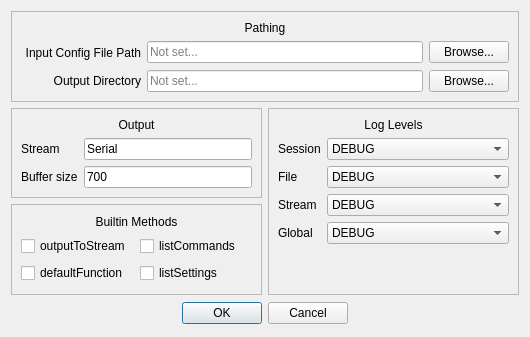
Qt form tools/cli_gen_tool_ui_files/preferencesDialog.ui (dstroy0/InputHandler) before a commit.
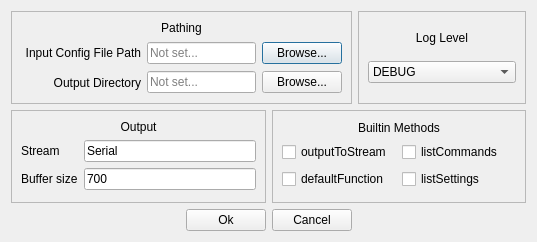
The same form after that commit.

Commit message: reduce preferences complexity

Diff of the .ui file:
```diff
--- a/tools/cli_gen_tool_ui_files/preferencesDialog.ui
+++ b/tools/cli_gen_tool_ui_files/preferencesDialog.ui
@@ -6,28 +6,212 @@
    <rect>
     <x>0</x>
     <y>0</y>
-    <width>530</width>
-    <height>337</height>
+    <width>537</width>
+    <height>242</height>
    </rect>
   </property>
   <property name="sizePolicy">
-   <sizepolicy hsizetype="Fixed" vsizetype="Fixed">
+   <sizepolicy hsizetype="Expanding" vsizetype="Expanding">
     <horstretch>0</horstretch>
     <verstretch>0</verstretch>
    </sizepolicy>
   </property>
   <property name="minimumSize">
    <size>
-    <width>530</width>
-    <height>337</height>
+    <width>0</width>
+    <height>0</height>
    </size>
   </property>
   <property name="windowTitle">
    <string>Preferences</string>
   </property>
   <layout class="QGridLayout" name="gridLayout_3">
-   <item row="1" column="0">
+   <item row="0" column="0" colspan="3">
+    <widget class="QFrame" name="frame_4">
+     <property name="sizePolicy">
+      <sizepolicy hsizetype="Expanding" vsizetype="Expanding">
+       <horstretch>0</horstretch>
+       <verstretch>0</verstretch>
+      </sizepolicy>
+     </property>
+     <property name="frameShape">
+      <enum>QFrame::StyledPanel</enum>
+     </property>
+     <property name="frameShadow">
+      <enum>QFrame::Raised</enum>
+     </property>
+     <layout class="QGridLayout" name="gridLayout">
+      <item row="1" column="0">
+       <widget class="QLabel" name="label">
+        <property name="sizePolicy">
+         <sizepolicy hsizetype="Expanding" vsizetype="Expanding">
+          <horstretch>0</horstretch>
+          <verstretch>0</verstretch>
+         </sizepolicy>
+        </property>
+        <property name="minimumSize">
+         <size>
+          <width>120</width>
+          <height>0</height>
+         </size>
+        </property>
+        <property name="maximumSize">
+         <size>
+          <width>120</width>
+          <height>25</height>
+         </size>
+        </property>
+        <property name="text">
+         <string>Input Config File Path</string>
+        </property>
+        <property name="alignment">
+         <set>Qt::AlignRight|Qt::AlignTrailing|Qt::AlignVCenter</set>
+        </property>
+       </widget>
+      </item>
+      <item row="2" column="1">
+       <widget class="QLineEdit" name="output_path_input">
+        <property name="sizePolicy">
+         <sizepolicy hsizetype="MinimumExpanding" vsizetype="Fixed">
+          <horstretch>0</horstretch>
+          <verstretch>0</verstretch>
+         </sizepolicy>
+        </property>
+        <property name="minimumSize">
+         <size>
+          <width>0</width>
+          <height>0</height>
+         </size>
+        </property>
+        <property name="readOnly">
+         <bool>true</bool>
+        </property>
+        <property name="placeholderText">
+         <string>Not set...</string>
+        </property>
+       </widget>
+      </item>
+      <item row="2" column="0">
+       <widget class="QLabel" name="label_6">
+        <property name="sizePolicy">
+         <sizepolicy hsizetype="Expanding" vsizetype="Expanding">
+          <horstretch>0</horstretch>
+          <verstretch>0</verstretch>
+         </sizepolicy>
+        </property>
+        <property name="minimumSize">
+         <size>
+          <width>120</width>
+          <height>0</height>
+         </size>
+        </property>
+        <property name="maximumSize">
+         <size>
+          <width>120</width>
+          <height>25</height>
+         </size>
+        </property>
+        <property name="text">
+         <string>Output Directory</string>
+        </property>
+        <property name="alignment">
+         <set>Qt::AlignRight|Qt::AlignTrailing|Qt::AlignVCenter</set>
+        </property>
+       </widget>
+      </item>
+      <item row="1" column="1">
+       <widget class="QLineEdit" name="config_path_input">
+        <property name="sizePolicy">
+         <sizepolicy hsizetype="MinimumExpanding" vsizetype="Fixed">
+          <horstretch>0</horstretch>
+          <verstretch>0</verstretch>
+         </sizepolicy>
+        </property>
+        <property name="readOnly">
+         <bool>true</bool>
+        </property>
+        <property name="placeholderText">
+         <string>Not set...</string>
+        </property>
+       </widget>
+      </item>
+      <item row="1" column="2">
+       <widget class="QPushButton" name="browse_for_config">
+        <property name="text">
+         <string>Browse...</string>
+        </property>
+       </widget>
+      </item>
+      <item row="2" column="2">
+       <widget class="QPushButton" name="browse_for_output_dir">
+        <property name="text">
+         <string>Browse...</string>
+        </property>
+       </widget>
+      </item>
+      <item row="0" column="0" colspan="3">
+       <widget class="QLabel" name="label_12">
+        <property name="sizePolicy">
+         <sizepolicy hsizetype="Expanding" vsizetype="Fixed">
+          <horstretch>0</horstretch>
+          <verstretch>0</verstretch>
+         </sizepolicy>
+        </property>
+        <property name="text">
+         <string>Pathing</string>
+        </property>
+        <property name="alignment">
+         <set>Qt::AlignCenter</set>
+        </property>
+       </widget>
+      </item>
+     </layout>
+    </widget>
+   </item>
+   <item row="2" column="2">
+    <widget class="QPushButton" name="cancel">
+     <property name="text">
+      <string>Cancel</string>
+     </property>
+    </widget>
+   </item>
+   <item row="2" column="3">
+    <widget class="QFrame" name="frame_6">
+     <property name="sizePolicy">
+      <sizepolicy hsizetype="Expanding" vsizetype="Fixed">
+       <horstretch>0</horstretch>
+       <verstretch>0</verstretch>
+      </sizepolicy>
+     </property>
+     <property name="minimumSize">
+      <size>
+       <width>120</width>
+       <height>20</height>
+      </size>
+     </property>
+     <property name="frameShape">
+      <enum>QFrame::NoFrame</enum>
+     </property>
+     <property name="frameShadow">
+      <enum>QFrame::Plain</enum>
+     </property>
+    </widget>
+   </item>
+   <item row="2" column="1">
+    <widget class="QPushButton" name="ok">
+     <property name="text">
+      <string>Ok</string>
+     </property>
+    </widget>
+   </item>
+   <item row="1" column="0" colspan="2">
     <widget class="QFrame" name="frame_2">
+     <property name="sizePolicy">
+      <sizepolicy hsizetype="Expanding" vsizetype="Expanding">
+       <horstretch>0</horstretch>
+       <verstretch>0</verstretch>
+      </sizepolicy>
+     </property>
      <property name="frameShape">
       <enum>QFrame::StyledPanel</enum>
      </property>
@@ -88,245 +272,7 @@
      </layout>
     </widget>
    </item>
-   <item row="1" column="1" rowspan="2">
-    <widget class="QFrame" name="frame_3">
-     <property name="sizePolicy">
-      <sizepolicy hsizetype="Expanding" vsizetype="Expanding">
-       <horstretch>0</horstretch>
-       <verstretch>0</verstretch>
-      </sizepolicy>
-     </property>
-     <property name="frameShape">
-      <enum>QFrame::StyledPanel</enum>
-     </property>
-     <property name="frameShadow">
-      <enum>QFrame::Raised</enum>
-     </property>
-     <layout class="QFormLayout" name="formLayout_2">
-      <item row="1" column="0">
-       <widget class="QLabel" name="label_2">
-        <property name="maximumSize">
-         <size>
-          <width>16777215</width>
-          <height>25</height>
-         </size>
-        </property>
-        <property name="text">
-         <string>Session</string>
-        </property>
-        <property name="alignment">
-         <set>Qt::AlignLeading|Qt::AlignLeft|Qt::AlignVCenter</set>
-        </property>
-       </widget>
-      </item>
-      <item row="1" column="1">
-       <widget class="QComboBox" name="sessionHistoryLogLevelComboBox">
-        <property name="currentText">
-         <string>DEBUG</string>
-        </property>
-        <property name="currentIndex">
-         <number>0</number>
-        </property>
-        <item>
-         <property name="text">
-          <string comment="10">DEBUG</string>
-         </property>
-        </item>
-        <item>
-         <property name="text">
-          <string comment="20">INFO</string>
-         </property>
-        </item>
-        <item>
-         <property name="text">
-          <string comment="30">WARNING</string>
-         </property>
-        </item>
-        <item>
-         <property name="text">
-          <string comment="40">ERROR</string>
-         </property>
-        </item>
-        <item>
-         <property name="text">
-          <string comment="50">CRITICAL</string>
-         </property>
-        </item>
-       </widget>
-      </item>
-      <item row="2" column="0">
-       <widget class="QLabel" name="label_3">
-        <property name="maximumSize">
-         <size>
-          <width>16777215</width>
-          <height>25</height>
-         </size>
-        </property>
-        <property name="text">
-         <string>File</string>
-        </property>
-        <property name="alignment">
-         <set>Qt::AlignLeading|Qt::AlignLeft|Qt::AlignVCenter</set>
-        </property>
-       </widget>
-      </item>
-      <item row="2" column="1">
-       <widget class="QComboBox" name="fileLogLevelComboBox">
-        <property name="currentText">
-         <string>DEBUG</string>
-        </property>
-        <property name="currentIndex">
-         <number>0</number>
-        </property>
-        <item>
-         <property name="text">
-          <string comment="10">DEBUG</string>
-         </property>
-        </item>
-        <item>
-         <property name="text">
-          <string comment="20">INFO</string>
-         </property>
-        </item>
-        <item>
-         <property name="text">
-          <string comment="30">WARNING</string>
-         </property>
-        </item>
-        <item>
-         <property name="text">
-          <string comment="40">ERROR</string>
-         </property>
-        </item>
-        <item>
-         <property name="text">
-          <string comment="50">CRITICAL</string>
-         </property>
-        </item>
-       </widget>
-      </item>
-      <item row="3" column="0">
-       <widget class="QLabel" name="label_4">
-        <property name="maximumSize">
-         <size>
-          <width>16777215</width>
-          <height>25</height>
-         </size>
-        </property>
-        <property name="text">
-         <string>Stream</string>
-        </property>
-        <property name="alignment">
-         <set>Qt::AlignLeading|Qt::AlignLeft|Qt::AlignVCenter</set>
-        </property>
-       </widget>
-      </item>
-      <item row="3" column="1">
-       <widget class="QComboBox" name="streamLogLevelComboBox">
-        <property name="currentText">
-         <string>DEBUG</string>
-        </property>
-        <property name="currentIndex">
-         <number>0</number>
-        </property>
-        <item>
-         <property name="text">
-          <string comment="10">DEBUG</string>
-         </property>
-        </item>
-        <item>
-         <property name="text">
-          <string comment="20">INFO</string>
-         </property>
-        </item>
-        <item>
-         <property name="text">
-          <string comment="30">WARNING</string>
-         </property>
-        </item>
-        <item>
-         <property name="text">
-          <string comment="40">ERROR</string>
-         </property>
-        </item>
-        <item>
-         <property name="text">
-          <string comment="50">CRITICAL</string>
-         </property>
-        </item>
-       </widget>
-      </item>
-      <item row="4" column="0">
-       <widget class="QLabel" name="label_5">
-        <property name="maximumSize">
-         <size>
-          <width>16777215</width>
-          <height>25</height>
-         </size>
-        </property>
-        <property name="text">
-         <string>Global</string>
-        </property>
-        <property name="alignment">
-         <set>Qt::AlignLeading|Qt::AlignLeft|Qt::AlignVCenter</set>
-        </property>
-       </widget>
-      </item>
-      <item row="4" column="1">
-       <widget class="QComboBox" name="globalLogLevelComboBox">
-        <property name="currentText">
-         <string>DEBUG</string>
-        </property>
-        <property name="currentIndex">
-         <number>0</number>
-        </property>
-        <item>
-         <property name="text">
-          <string comment="10">DEBUG</string>
-         </property>
-        </item>
-        <item>
-         <property name="text">
-          <string comment="20">INFO</string>
-         </property>
-        </item>
-        <item>
-         <property name="text">
-          <string comment="30">WARNING</string>
-         </property>
-        </item>
-        <item>
-         <property name="text">
-          <string comment="40">ERROR</string>
-         </property>
-        </item>
-        <item>
-         <property name="text">
-          <string comment="50">CRITICAL</string>
-         </property>
-        </item>
-       </widget>
-      </item>
-      <item row="0" column="0" colspan="2">
-       <widget class="QLabel" name="label_11">
-        <property name="sizePolicy">
-         <sizepolicy hsizetype="Expanding" vsizetype="Fixed">
-          <horstretch>0</horstretch>
-          <verstretch>0</verstretch>
-         </sizepolicy>
-        </property>
-        <property name="text">
-         <string>Log Levels</string>
-        </property>
-        <property name="alignment">
-         <set>Qt::AlignCenter</set>
-        </property>
-       </widget>
-      </item>
-     </layout>
-    </widget>
-   </item>
-   <item row="2" column="0">
+   <item row="1" column="2" colspan="2">
     <widget class="QFrame" name="frame">
      <property name="sizePolicy">
       <sizepolicy hsizetype="Expanding" vsizetype="Expanding">
@@ -394,150 +340,51 @@
      </layout>
     </widget>
    </item>
-   <item row="3" column="0" colspan="2">
-    <widget class="QDialogButtonBox" name="buttonBox">
+   <item row="2" column="0">
+    <widget class="QFrame" name="frame_5">
+     <property name="sizePolicy">
+      <sizepolicy hsizetype="Expanding" vsizetype="Fixed">
+       <horstretch>0</horstretch>
+       <verstretch>0</verstretch>
+      </sizepolicy>
+     </property>
      <property name="minimumSize">
       <size>
-       <width>0</width>
-       <height>25</height>
+       <width>120</width>
+       <height>20</height>
       </size>
      </property>
-     <property name="orientation">
-      <enum>Qt::Horizontal</enum>
+     <property name="frameShape">
+      <enum>QFrame::NoFrame</enum>
      </property>
-     <property name="standardButtons">
-      <set>QDialogButtonBox::Cancel|QDialogButtonBox::Ok</set>
-     </property>
-     <property name="centerButtons">
-      <bool>true</bool>
+     <property name="frameShadow">
+      <enum>QFrame::Plain</enum>
      </property>
     </widget>
    </item>
-   <item row="0" column="0" colspan="2">
-    <widget class="QFrame" name="frame_4">
+   <item row="0" column="3">
+    <widget class="QFrame" name="frame_3">
      <property name="sizePolicy">
-      <sizepolicy hsizetype="Expanding" vsizetype="Preferred">
+      <sizepolicy hsizetype="Expanding" vsizetype="Expanding">
        <horstretch>0</horstretch>
        <verstretch>0</verstretch>
       </sizepolicy>
      </property>
+     <property name="minimumSize">
+      <size>
+       <width>150</width>
+       <height>0</height>
+      </size>
+     </property>
      <property name="frameShape">
       <enum>QFrame::StyledPanel</enum>
      </property>
      <property name="frameShadow">
       <enum>QFrame::Raised</enum>
      </property>
-     <layout class="QGridLayout" name="gridLayout">
-      <item row="1" column="0">
-       <widget class="QLabel" name="label">
-        <property name="sizePolicy">
-         <sizepolicy hsizetype="Expanding" vsizetype="Expanding">
-          <horstretch>0</horstretch>
-          <verstretch>0</verstretch>
-         </sizepolicy>
-        </property>
-        <property name="minimumSize">
-         <size>
-          <width>120</width>
-          <height>0</height>
-         </size>
-        </property>
-        <property name="maximumSize">
-         <size>
-          <width>120</width>
-          <height>25</height>
-         </size>
-        </property>
-        <property name="text">
-         <string>Input Config File Path</string>
-        </property>
-        <property name="alignment">
-         <set>Qt::AlignRight|Qt::AlignTrailing|Qt::AlignVCenter</set>
-        </property>
-       </widget>
-      </item>
-      <item row="2" column="1">
-       <widget class="QLineEdit" name="output_path_input">
-        <property name="sizePolicy">
-         <sizepolicy hsizetype="MinimumExpanding" vsizetype="Fixed">
-          <horstretch>0</horstretch>
-          <verstretch>0</verstretch>
-         </sizepolicy>
-        </property>
-        <property name="minimumSize">
-         <size>
-          <width>0</width>
-          <height>0</height>
-         </size>
-        </property>
-        <property name="readOnly">
-         <bool>true</bool>
-        </property>
-        <property name="placeholderText">
-         <string>Not set...</string>
-        </property>
-       </widget>
-      </item>
-      <item row="2" column="0">
-       <widget class="QLabel" name="label_6">
-        <property name="sizePolicy">
-         <sizepolicy hsizetype="Expanding" vsizetype="Expanding">
-          <horstretch>0</horstretch>
-          <verstretch>0</verstretch>
-         </sizepolicy>
-        </property>
-        <property name="minimumSize">
-         <size>
-          <width>120</width>
-          <height>0</height>
-         </size>
-        </property>
-        <property name="maximumSize">
-         <size>
-          <width>120</width>
-          <height>25</height>
-         </size>
-        </property>
-        <property name="text">
-         <string>Output Directory</string>
-        </property>
-        <property name="alignment">
-         <set>Qt::AlignRight|Qt::AlignTrailing|Qt::AlignVCenter</set>
-        </property>
-       </widget>
-      </item>
-      <item row="1" column="1">
-       <widget class="QLineEdit" name="config_path_input">
-        <property name="sizePolicy">
-         <sizepolicy hsizetype="MinimumExpanding" vsizetype="Fixed">
-          <horstretch>0</horstretch>
-          <verstretch>0</verstretch>
-         </sizepolicy>
-        </property>
-        <property name="readOnly">
-         <bool>true</bool>
-        </property>
-        <property name="placeholderText">
-         <string>Not set...</string>
-        </property>
-       </widget>
-      </item>
-      <item row="1" column="2">
-       <widget class="QPushButton" name="browse_for_config">
-        <property name="text">
-         <string>Browse...</string>
-        </property>
-       </widget>
-      </item>
-      <item row="2" column="2">
-       <widget class="QPushButton" name="browse_for_output_dir">
-        <property name="text">
-         <string>Browse...</string>
-        </property>
-       </widget>
-      </item>
-      <item row="0" column="0" colspan="3">
-       <widget class="QLabel" name="label_12">
+     <layout class="QVBoxLayout" name="verticalLayout">
+      <item>
+       <widget class="QLabel" name="label_11">
         <property name="sizePolicy">
          <sizepolicy hsizetype="Expanding" vsizetype="Fixed">
           <horstretch>0</horstretch>
@@ -545,13 +392,48 @@
          </sizepolicy>
         </property>
         <property name="text">
-         <string>Pathing</string>
+         <string>Log Level</string>
         </property>
         <property name="alignment">
          <set>Qt::AlignCenter</set>
         </property>
        </widget>
       </item>
+      <item>
+       <widget class="QComboBox" name="logLevelComboBox">
+        <property name="currentText">
+         <string>DEBUG</string>
+        </property>
+        <property name="currentIndex">
+         <number>0</number>
+        </property>
+        <item>
+         <property name="text">
+          <string comment="10">DEBUG</string>
+         </property>
+        </item>
+        <item>
+         <property name="text">
+          <string comment="20">INFO</string>
+         </property>
+        </item>
+        <item>
+         <property name="text">
+          <string comment="30">WARNING</string>
+         </property>
+        </item>
+        <item>
+         <property name="text">
+          <string comment="40">ERROR</string>
+         </property>
+        </item>
+        <item>
+         <property name="text">
+          <string comment="50">CRITICAL</string>
+         </property>
+        </item>
+       </widget>
+      </item>
      </layout>
     </widget>
    </item>
```
Left out of the diff: 49 changed lines with no effect on the pictures. The commit also changes 4 other files.
